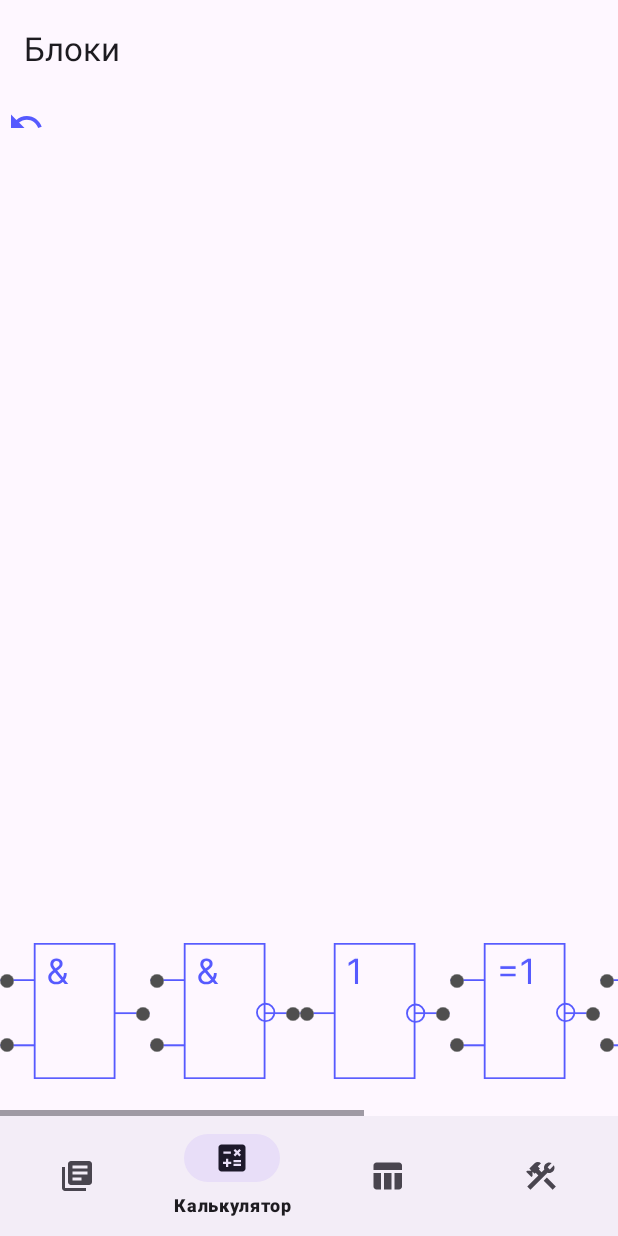
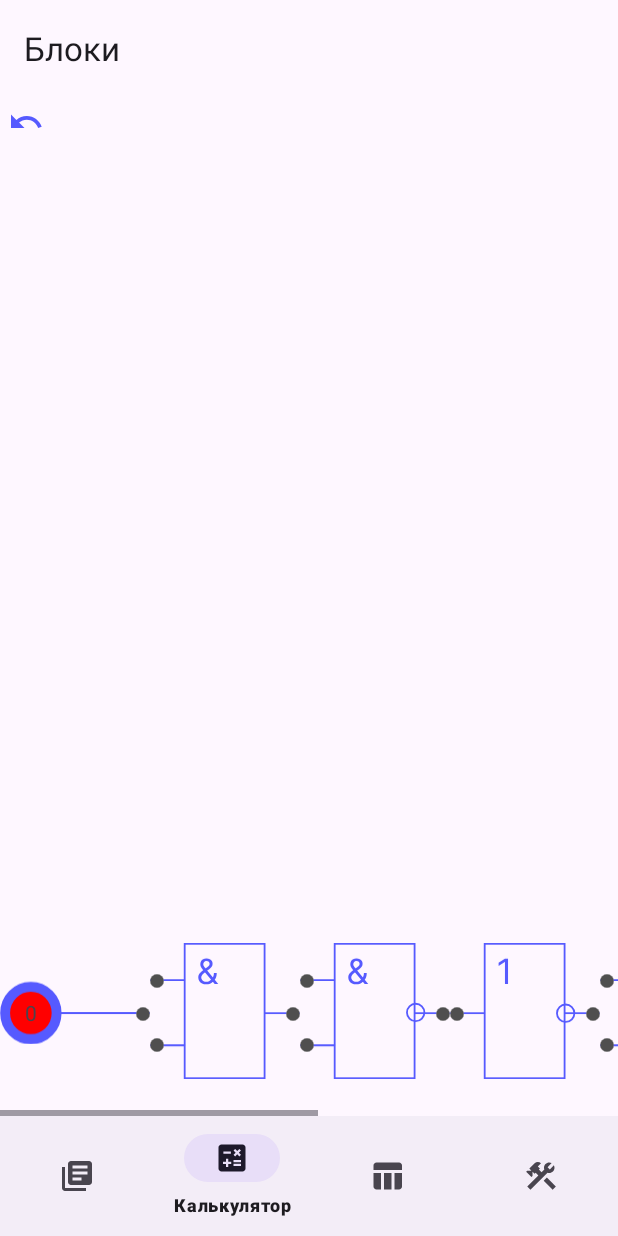
Before and after one commit to Adlemex/PBK, an Android app: the BlocksFragment screen opened through its navigation route, on a phone screen of 412 x 824 dp. Run offline under Robolectric (Android 15) with nearby library versions, the light colour scheme and no system bars; our stand-ins replace navigation-ui; libraries missing offline, so code that uses them is left out: com.beust.klaxon.

Commit message:
Blocks changed

```diff
--- a/app/build.gradle
+++ b/app/build.gradle
@@ -43,6 +43,7 @@ dependencies {
     implementation 'androidx.constraintlayout:constraintlayout:2.1.4'
     implementation 'androidx.navigation:navigation-fragment-ktx:2.5.3'
     implementation 'androidx.navigation:navigation-ui-ktx:2.5.3'
+    implementation 'com.shamanland:xdroid-toaster:0.3.0'
     implementation 'com.google.android.exoplayer:extension-okhttp:2.18.2'
     implementation 'androidx.webkit:webkit:1.6.0-alpha03'
     testImplementation 'junit:junit:4.13.2'
--- a/app/src/main/java/com/adlemgames/pbk/BlocksFragment.kt
+++ b/app/src/main/java/com/adlemgames/pbk/BlocksFragment.kt
@@ -9,16 +9,17 @@ import android.graphics.drawable.Drawable
 import android.os.Bundle
 import android.view.*
 import android.view.View.OnTouchListener
-import android.widget.ImageView
-import android.widget.LinearLayout
-import android.widget.RelativeLayout
-import android.widget.Toast
+import android.widget.*
 import androidx.fragment.app.Fragment
+import com.adlemgames.pbk.blocks.Block
+import com.adlemgames.pbk.blocks.BlocksInterface
+import com.adlemgames.pbk.blocks.InpBlock
 import com.adlemgames.pbk.databinding.BlockAndBinding
 import com.adlemgames.pbk.databinding.FragmentBlocksBinding
+import kotlin.random.Random
 
 
-class BlocksFragment : Fragment() {
+class BlocksFragment : Fragment(), BlocksInterface {
 
     private var _binding: FragmentBlocksBinding? = null
     private var xDelta = 0
@@ -26,10 +27,13 @@ class BlocksFragment : Fragment() {
 
     private var mainLayout: ViewGroup? = null
     private val binding get() = _binding!!
-    val blocks = mutableListOf<View>()
-    val connections = mutableListOf<MutableList<View>>()
     private var dpCalculation = 1f
-    var selected: View? = null
+    companion object {
+        val blocks = mutableListOf<Block>()
+        val connections = mutableListOf<MutableList<View>>()
+        var selectedId: String? = null
+        var selectedItem: String? = null
+    }
 
     override fun onCreate(savedInstanceState: Bundle?) {
         super.onCreate(savedInstanceState)
@@ -47,7 +51,9 @@ class BlocksFragment : Fragment() {
             binding.canvas.lines.removeLastOrNull()
             binding.canvas.invalidate()
         }
-        val items = mutableListOf(R.layout.block_and,
+        val items = mutableListOf(
+            R.layout.block_inp,
+            R.layout.block_and,
             R.layout.block_and_no,
             R.layout.block_no,
             R.layout.block_exclude_or,
@@ -74,12 +80,14 @@ class BlocksFragment : Fragment() {
     }
     fun rerender(){
         for (block in blocks){
+        /*
             val out = block.findViewById<ImageView>(R.id.output)
             val inp1 = block.findViewById<ImageView>(R.id.input1)
             val inp2 = block.findViewById<ImageView>(R.id.input2)
+            val state = block.findViewById<TextView>(R.id.state)
             out.setOnClickListener {
-                selected?.setBackgroundColor(Color.TRANSPARENT)
                 if (selected != null){
+                    (selected as ImageView).setColorFilter(Color.TRANSPARENT)
                     val sparent = (selected!!.parent as View)
                     connections.add(mutableListOf(selected!!, it))
                     binding.canvas.draw(selected!!.x+sparent.x+(selected!!.height/2),
@@ -90,11 +98,11 @@ class BlocksFragment : Fragment() {
                     return@setOnClickListener
                 }
                 selected = it
-                it.setBackgroundColor(Color.GREEN)
+                (it as ImageView).setColorFilter(Color.GREEN)
             }
             inp1?.setOnClickListener {
-                selected?.setBackgroundColor(Color.TRANSPARENT)
                 if (selected != null){
+                    (selected as ImageView).setColorFilter(Color.TRANSPARENT)
                     val sparent = (selected!!.parent as View)
                     connections.add(mutableListOf(selected!!, it))
                     binding.canvas.draw(selected!!.x+sparent.x+(selected!!.height/2),
@@ -105,11 +113,11 @@ class BlocksFragment : Fragment() {
                     return@setOnClickListener
                 }
                 selected = it
-                it.setBackgroundColor(Color.GREEN)
+                (it as ImageView).setColorFilter(Color.GREEN)
             }
             inp2?.setOnClickListener {
-                selected?.setBackgroundColor(Color.TRANSPARENT)
                 if (selected != null){
+                    (selected as ImageView).setColorFilter(Color.TRANSPARENT)
                     val sparent = (selected!!.parent as View)
                     connections.add(mutableListOf(selected!!, it))
                     binding.canvas.draw(selected!!.x+sparent.x+(selected!!.height/2),
@@ -120,8 +128,21 @@ class BlocksFragment : Fragment() {
                     return@setOnClickListener
                 }
                 selected = it
-                it.setBackgroundColor(Color.GREEN)
+                (it as ImageView).setColorFilter(Color.GREEN)
             }
+            state?.setOnClickListener {
+                val text = (it as TextView)
+                val cur_state = text.text.toString().toInt()
+                if (cur_state == 1) {
+                    text.text = "0"
+                    text.setBackgroundColor(Color.RED)
+                }
+                else {
+                    text.text = "1"
+                    text.setBackgroundColor(Color.GREEN)
+                }
+
+            }*/
         }
     }
     fun recalc_connections(){
@@ -149,7 +170,6 @@ class BlocksFragment : Fragment() {
                 yDelta = y - lParams.topMargin
             }
             MotionEvent.ACTION_MOVE -> {
-                recalc_connections()
                 val layoutParams = view
                     .layoutParams as RelativeLayout.LayoutParams
                 layoutParams.leftMargin = x - xDelta
@@ -157,7 +177,9 @@ class BlocksFragment : Fragment() {
                 layoutParams.rightMargin = 0
                 layoutParams.bottomMargin = 0
                 view.layoutParams = layoutParams
+                recalc_connections()
             }
+            MotionEvent.ACTION_UP -> recalc_connections()
         }
         view.invalidate()
         true
@@ -195,7 +217,15 @@ class BlocksFragment : Fragment() {
                     (mainLayout as RelativeLayout).removeView(it)
                     return@setOnLongClickListener true
                 }
-                blocks.add(vview)
+                if (dragData.toString().toInt() == InpBlock.ID)
+                {
+                    val block = InpBlock(vview, Random.nextInt(1, 100).toString(), this)
+                    blocks.add(block)
+                }
+                else {
+                    val block = Block(vview, Random.nextInt(1, 100).toString(), this)
+                    blocks.add(block)
+                }
                 rerender()
                 layoutParams.topMargin = (event.y-20).toInt()
                 vview.layoutParams.width = (100 * dpCalculation).toInt()
@@ -209,4 +239,8 @@ class BlocksFragment : Fragment() {
             else -> false
         }
     }
+
+    override fun draw() {
+        recalc_connections()
+    }
 }
--- a/app/src/main/java/com/adlemgames/pbk/CalcFragment.kt
+++ b/app/src/main/java/com/adlemgames/pbk/CalcFragment.kt
@@ -177,9 +177,11 @@ class CalcFragment : Fragment() {
         }
         for(i in 2..16) list += i
         val staticAdapter = ArrayAdapter(requireContext(), R.layout.spiner_item, list)
-        staticAdapter .setDropDownViewResource(R.layout.dropdown_item)
-        binding.spinnerTo.adapter = staticAdapter
-        binding.spinnerTo.setSelection(8, true)
+        val staticAdapter2 = ArrayAdapter(requireContext(), R.layout.spiner_item, listOf(10))
+        staticAdapter.setDropDownViewResource(R.layout.dropdown_item)
+        staticAdapter2.setDropDownViewResource(R.layout.dropdown_item)
+        binding.spinnerTo.adapter = staticAdapter2
+        //binding.spinnerTo.setSelection(8, true)
         binding.spinnerFrom.adapter = staticAdapter
         binding.spinnerFrom.setSelection(8, true)
         binding.spinnerFrom.onItemSelectedListener = object : AdapterView.OnItemSelectedListener{
--- /dev/null
+++ b/app/src/main/java/com/adlemgames/pbk/blocks/BlocksInterface.kt
@@ -0,0 +1,5 @@
+package com.adlemgames.pbk.blocks
+
+interface BlocksInterface {
+    fun draw()
+}
--- /dev/null
+++ b/app/src/main/res/drawable/inp.xml
@@ -0,0 +1,15 @@
+<vector xmlns:android="http://schemas.android.com/apk/res/android"
+    android:width="379dp"
+    android:height="169dp"
+    android:viewportWidth="379"
+    android:viewportHeight="166">
+  <path
+      android:pathData="M83,88m-70,0a60,60 0,1 1,130 0a60,60 0,1 1,-130 0"
+      android:strokeWidth="25"
+      android:strokeColor="#565AFF"/>
+
+  <path
+      android:pathData="M135,88H379"
+      android:strokeWidth="5"
+      android:strokeColor="#565AFF"/>
+</vector>
--- /dev/null
+++ b/app/src/main/res/layout/block_inp.xml
@@ -0,0 +1,39 @@
+<?xml version="1.0" encoding="utf-8"?>
+<RelativeLayout xmlns:android="http://schemas.android.com/apk/res/android"
+    xmlns:app="http://schemas.android.com/apk/res-auto"
+    android:layout_width="100dp"
+    android:layout_height="100dp">
+
+    <TextView
+        android:id="@+id/state"
+        android:layout_width="28.2dp"
+        android:layout_height="29.2dp"
+        android:layout_alignParentTop="true"
+        android:layout_centerVertical="true"
+        android:layout_marginStart="6.5dp"
+        android:layout_marginTop="36.5dp"
+        android:background="#FF0000"
+        android:gravity="center"
+        android:text="0" />
+
+    <ImageView
+        android:id="@+id/imageView"
+        android:layout_width="match_parent"
+        android:layout_height="wrap_content"
+        app:srcCompat="@drawable/inp" />
+
+    <ImageView
+        android:id="@+id/output"
+        android:layout_width="9dp"
+        android:layout_height="9dp"
+        android:layout_alignParentTop="true"
+        android:layout_alignParentEnd="true"
+        android:layout_centerInParent="true"
+        android:layout_centerHorizontal="true"
+        android:layout_marginTop="47dp"
+        android:layout_marginEnd="0dp"
+        app:srcCompat="@drawable/buttonshape" />
+
+
+
+</RelativeLayout>
```
Also changed, not shown: app/src/main/java/com/adlemgames/pbk/CanvasView.kt (+16 -16 lines), app/src/main/java/com/adlemgames/pbk/blocks/Block.kt (added, +147 -0 lines), app/src/main/java/com/adlemgames/pbk/blocks/InpBlock.kt (added, +33 -0 lines).
